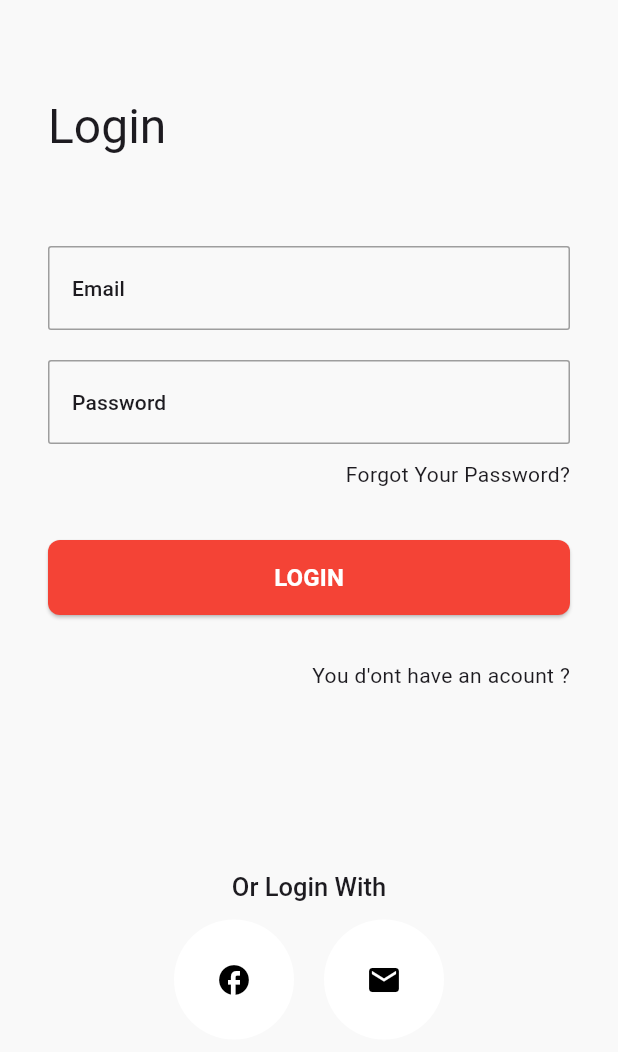
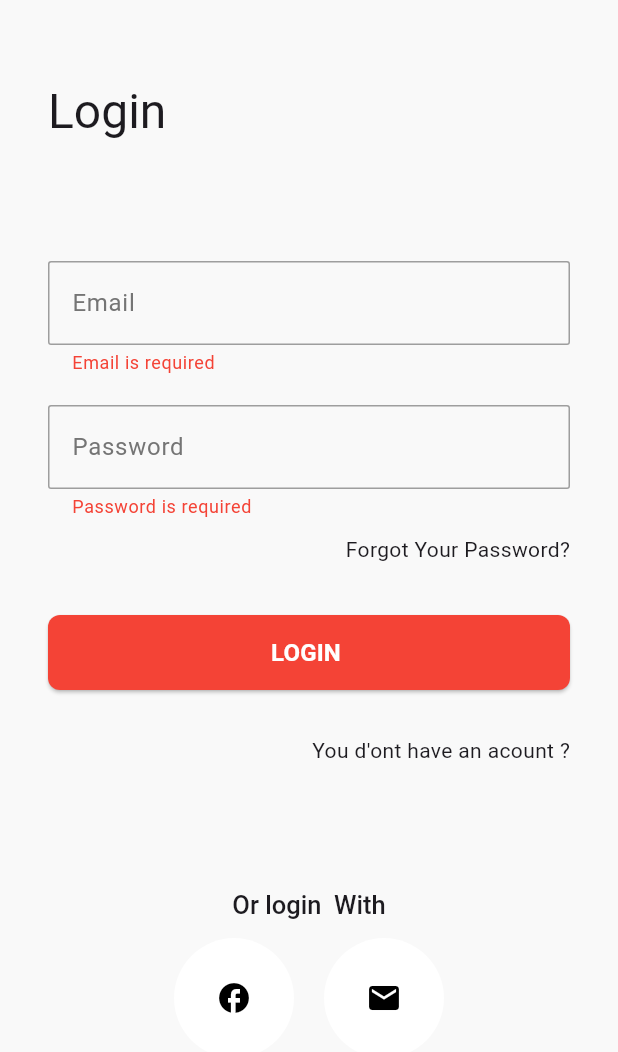
Before and after one commit to youcef-salem/takiro_store, a Flutter app: the screen it shows after launch, after a tap on "LOGIN", on a phone screen of 412 x 824 dp. Shown: the top 1052 px of the screen. Run offline on Flutter 3.47's test engine with Material 3 defaults, Android fonts, the phone set to English and light mode, and no system bars.

Commit message:
maiung an single auth page

```diff
--- a/lib/main.dart
+++ b/lib/main.dart
@@ -17,21 +17,31 @@
       title: 'Takiro ',
 
       theme: ThemeData(
+        inputDecorationTheme: InputDecorationTheme(
+          labelStyle: TextStyle(color: Colors.grey[600]),
+          // Add these properties for error styling
+          errorStyle: TextStyle(color: Colors.red, fontSize: 12),
+          errorBorder: OutlineInputBorder(
+            borderRadius: BorderRadius.circular(2),
+            borderSide: BorderSide(color: Colors.grey),
+          ),
+          focusedErrorBorder: OutlineInputBorder(
+            borderRadius: BorderRadius.circular(2),
+            borderSide: BorderSide(color: Colors.grey),
+          ),
 
-        inputDecorationTheme: InputDecorationTheme(
-          labelStyle: Theme.of(context).textTheme.labelLarge,
+          // Existing properties
           focusedBorder: OutlineInputBorder(
             borderRadius: BorderRadius.circular(2),
             borderSide: BorderSide(color: Colors.grey),
           ),
-          enabledBorder:   OutlineInputBorder(
+          enabledBorder: OutlineInputBorder(
             borderRadius: BorderRadius.circular(2),
             borderSide: BorderSide(color: Colors.grey),
           ),
         ),
         primaryColor: Colors.red,
         scaffoldBackgroundColor: Color(0xFFF9F9F9),
-
       ),
 
       initialRoute: Routes.loginPage,
--- a/lib/utilities/enums.dart
+++ b/lib/utilities/enums.dart
@@ -1,4 +1,4 @@
-enum Form_TYpe {
+enum Auth_Form_TYpe {
   login,
   register,
 }
--- a/lib/utilities/router.dart
+++ b/lib/utilities/router.dart
@@ -1,8 +1,8 @@
 import 'package:flutter/material.dart';
 import 'package:takiro_store/utilities/routes.dart';
-import 'package:takiro_store/view/RegisterPage.dart';
+
 import 'package:takiro_store/view/landing_page.dart';
-import 'package:takiro_store/view/login.dart';
+import 'package:takiro_store/view/auth.dart';
 
 Route<dynamic> ongenerateRoute(RouteSettings settings) {
   switch (settings.name) {
@@ -11,11 +11,8 @@ Route<dynamic> ongenerateRoute(RouteSettings settings) {
         builder: (_) => LandingPage(),
       ); // Replace with your home widget
     case Routes.loginPage:
-      return MaterialPageRoute(builder: (_) => Login());
-      case Routes.registerPage:
-      return MaterialPageRoute(
-        builder: (_) =>  Registerpage(), // Replace with your register widget
-      );
+      return MaterialPageRoute(builder: (_) => Auth());
+
     // Add more routes here as needed
     default:
       return MaterialPageRoute(
--- a/lib/utilities/routes.dart
+++ b/lib/utilities/routes.dart
@@ -1,7 +1,7 @@
 class Routes {
 static const String  landingPage = '/LandingPage';
 static const   loginPage = '/login';
-static const  registerPage = '/register';
+
 static const  homePage = '/home';
 
 
--- /dev/null
+++ b/lib/view/auth.dart
@@ -0,0 +1,216 @@
+import 'package:flutter/material.dart';
+import 'package:flutter/services.dart';
+import 'package:takiro_store/utilities/enums.dart';
+import 'package:takiro_store/widgets/mainbutton.dart';
+
+class Auth extends StatefulWidget {
+  Auth({super.key});
+
+  @override
+  State<Auth> createState() => _AuthState();
+}
+
+class _AuthState extends State<Auth> {
+  @override
+  void dispose() {
+    // TODO: implement dispose
+    super.dispose();
+    email_controler.dispose();
+    password_conteroler.dispose();
+    name_controler.dispose();
+  }
+
+  final _formKey = GlobalKey<FormState>();
+  final email_controler = TextEditingController();
+  final password_conteroler = TextEditingController();
+  var Authtype = Auth_Form_TYpe.login;
+  var to_Auth = true;
+
+  final name_controler = TextEditingController();
+  @override
+  Widget build(BuildContext context) {
+    return Scaffold(
+      body: SafeArea(
+        child: SingleChildScrollView(
+          child: Padding(
+            padding: const EdgeInsets.symmetric(horizontal: 32, vertical: 24),
+            child: Form(
+              key: _formKey,
+              child: Column(
+                crossAxisAlignment: CrossAxisAlignment.start,
+
+                children: [
+                  SizedBox(height: 30),
+                  Text(
+                    to_Auth ? "Login" : "Register",
+                    style: Theme.of(context).textTheme.headlineLarge,
+                  ),
+                  const SizedBox(height: 60),
+                  Visibility(
+                    visible: !to_Auth,
+                    child: TextFormField(
+                      controller: name_controler,
+                      validator: (value) {
+                        if (value == null || value.isEmpty) {
+                          return 'Name is required';
+                        }
+                        return null;
+                      },
+                      decoration: InputDecoration(
+                        labelText: "Name",
+                        hintText: "enter your Name",
+                        errorMaxLines: 2,
+                      ),
+                    ),
+                  ),
+                  SizedBox(height: 20),
+                  TextFormField(
+                    controller: email_controler,
+                    validator: (value) {
+                      if (value == null || value.isEmpty) {
+                        return 'Email is required';
+                      }
+                      if (!value.contains('@')) {
+                        return 'Please enter a valid email';
+                      }
+                      return null;
+                    },
+                    decoration: InputDecoration(
+                      labelText: "Email",
+                      hintText: "enter your Email",
+                      errorMaxLines: 2,
+                    ),
+                  ),
+                  const SizedBox(height: 20),
+                  TextFormField(
+                    controller: password_conteroler,
+                    obscureText: true, // Hide password
+                    validator: (value) {
+                      if (value == null || value.isEmpty) {
+                        return 'Password is required';
+                      }
+                      if (value.length < 6) {
+                        return 'Password must be at least 6 characters';
+                      }
+                      return null;
+                    },
+                    decoration: InputDecoration(
+                      labelText: "Password",
+                      hintText: "enter your Password",
+                      errorMaxLines: 2,
+                    ),
+                  ),
+
+                  Visibility(
+                    visible: to_Auth,
+                    child: Align(
+                      alignment: Alignment.topRight,
+                      child: Padding(
+                        padding: const EdgeInsets.only(top: 10),
+                        child: InkWell(
+                          child: const Text("Forgot Your Password?"),
+                        ),
+                      ),
+                    ),
+                  ),
+                  Padding(
+                    padding: const EdgeInsets.only(top: 34),
+                    child: Mainbutton(
+                      txt: to_Auth ? "LOGIN " : "REGISTER",
+
+                      onPressed: () {
+                        if (_formKey.currentState!.validate()) {
+                          // Handle login logic
+                          debugPrint(
+                            "Email: ${email_controler.text}, Password: ${password_conteroler.text}, Name: ${name_controler.text}",
+                          );
+                        }
+                      },
+                    ),
+                  ),
+                  const SizedBox(height: 20),
+                  Align(
+                    alignment: Alignment.topRight,
+                    child: Padding(
+                      padding: const EdgeInsets.only(top: 10),
+                      child: InkWell(
+                        onTap:
+                            () => {
+                              _formKey.currentState!.reset(),
+                              email_controler.clear(),
+                              password_conteroler.clear(),
+                              name_controler.clear(),
+                              setState(() {
+                                if (Authtype == Auth_Form_TYpe.login) {
+                                  Authtype = Auth_Form_TYpe.register;
+                                  to_Auth = false;
+                                } else {
+                                  Authtype = Auth_Form_TYpe.login;
+                                  to_Auth = true;
+                                }
+                              }),
+                            },
+
+                        child: Text(
+                          to_Auth
+                              ? 'You d\'ont have an acount ?'
+                              : " You have Already  an acount ?",
+                        ),
+                      ),
+                    ),
+                  ),
+                  SizedBox(height: MediaQuery.of(context).size.height * 0.1),
+                  Align(
+                    alignment: Alignment.center,
+                    child: Text(
+                      to_Auth
+                          ? "Or login  With"
+                          : " Sign  up  With this platforms ",
+                      style: Theme.of(context).textTheme.headlineSmall!
+                          .copyWith(fontWeight: FontWeight.w500, fontSize: 17),
+                    ),
+                  ),
+                  const SizedBox(height: 10),
+                  Row(
+                    mainAxisAlignment: MainAxisAlignment.center,
+                    children: [
+                      Container(
+                        width: 80,
+                        height: 80,
+                        decoration: BoxDecoration(
+                          color: Colors.white,
+                          borderRadius: BorderRadius.circular(45),
+                        ),
+                        child: IconButton(
+                          icon: const Icon(Icons.facebook, color: Colors.black),
+                          onPressed: () {
+                            // Handle Facebook Auth
+                          },
+                        ),
+                      ),
+                      const SizedBox(width: 20),
+                      Container(
+                        width: 80,
+                        height: 80,
+                        decoration: BoxDecoration(
+                          color: Colors.white,
+                          borderRadius: BorderRadius.circular(45),
+                        ),
+                        child: IconButton(
+                          icon: const Icon(Icons.email, color: Colors.black),
+                          onPressed: () {
+                            // Handle Google Auth
+                          },
+                        ),
+                      ),
+                    ],
+                  ),
+                ],
+              ),
+            ),
+          ),
+        ),
+      ),
+    );
+  }
+}
--- a/lib/view/login.dart
+++ /dev/null
@@ -1,138 +0,0 @@
-import 'package:flutter/material.dart';
-import 'package:flutter/services.dart';
-import 'package:takiro_store/widgets/mainbutton.dart';
-
-class Login extends StatefulWidget {
-  const Login({super.key});
-
-  @override
-  State<Login> createState() => _LoginState();
-}
-
-class _LoginState extends State<Login> {
-  @override
-  Widget build(BuildContext context) {
-    final _formKey = GlobalKey<FormState>();
-    final email_controler = TextEditingController();
-    final password_conteroler = TextEditingController();
-
-    return Scaffold(
-      body: SafeArea(
-        child: SingleChildScrollView(
-          child: Padding(
-            padding: const EdgeInsets.symmetric(horizontal: 32, vertical: 24),
-            child: Form(
-              key: _formKey,
-              child: Column(
-                crossAxisAlignment: CrossAxisAlignment.start,
-
-                children: [
-                  SizedBox(height: 40),
-                  Text(
-                    "Login",
-                    style: Theme.of(context).textTheme.headlineLarge,
-                  ),
-                  const SizedBox(height: 60),
-                  TextFormField(
-                    validator: (value) {
-                      if (value == null || value.isEmpty) {
-                        return 'Email cannot be empty';
-                      }
-                      return null;
-                    },
-                    controller: email_controler,
-                    decoration: InputDecoration(
-                      labelText: "Email",
-                      hintText: "enter your Email ",
-                    ),
-                  ),
-                  const SizedBox(height: 20),
-                  TextFormField(
-                    controller: password_conteroler,
-                    decoration: InputDecoration(
-                      labelText: "Password",
-                      hintText: "enter your Password  ",
-                    ),
-                  ),
-
-                  Align(
-                    alignment: Alignment.topRight,
-                    child: Padding(
-                      padding: const EdgeInsets.only(top: 10),
-                      child: InkWell(
-                        child: const Text("Forgot Your Password?"),
-                      ),
-                    ),
-                  ),
-                  Padding(
-                    padding: const EdgeInsets.only(top: 34),
-                    child: Mainbutton(txt: "LOGIN", onPressed: () => {}),
-                  ),
-                  const SizedBox(height: 20),
-                  Align(
-                    alignment: Alignment.topRight,
-                    child: Padding(
-                      padding: const EdgeInsets.only(top: 10),
-                      child: InkWell(
-                        onTap:
-                            () => {
-
-                              Navigator.pushNamed(context, '/register')},
-
-                        child: const Text('You d\'ont have an acount ?'),
-                      ),
-                    ),
-                  ),
-                  SizedBox(height: 120),
-                  Align(
-                    alignment: Alignment.center,
-                    child: Text(
-                      "Or Login With",
-                      style: Theme.of(context).textTheme.headlineSmall!
-                          .copyWith(fontWeight: FontWeight.w500, fontSize: 17),
-                    ),
-                  ),
-                  const SizedBox(height: 10),
-                  Row(
-                    mainAxisAlignment: MainAxisAlignment.center,
-                    children: [
-                      Container(
-                        width: 80,
-                        height: 80,
-                        decoration: BoxDecoration(
-                          color: Colors.white,
-                          borderRadius: BorderRadius.circular(45),
-                        ),
-                        child: IconButton(
-                          icon: const Icon(Icons.facebook, color: Colors.black),
-                          onPressed: () {
-                            // Handle Facebook login
-                          },
-                        ),
-                      ),
-                      const SizedBox(width: 20),
-                      Container(
-                        width: 80,
-                        height: 80,
-                        decoration: BoxDecoration(
-                          color: Colors.white,
-                          borderRadius: BorderRadius.circular(45),
-                        ),
-                        child: IconButton(
-                          icon: const Icon(Icons.email, color: Colors.black),
-                          onPressed: () {
-                            // Handle Google login
-                          },
-                        ),
-                      ),
-                    ],
-                  ),
-                ],
-              ),
-            ),
-          ),
-        ),
-      ),
-    );
-  }
-}
```
